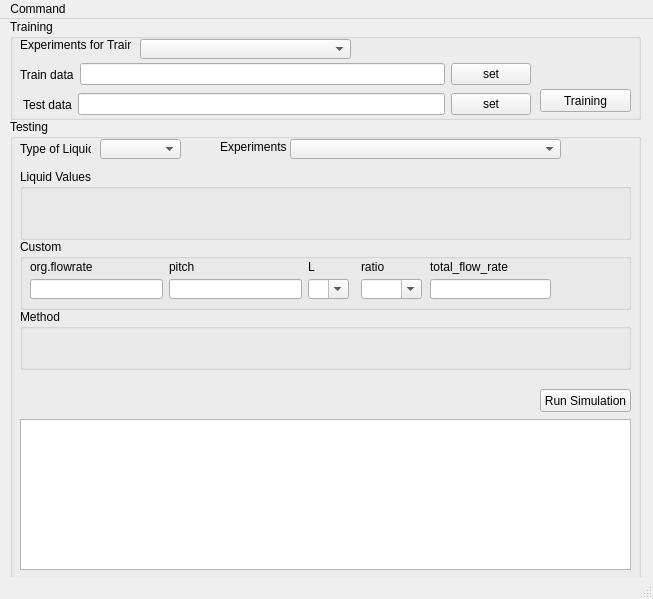
Above: ui_qt/main.ui from YaYuChiang/BiphasicFlowClassifier before the change. Below: the same form after it.
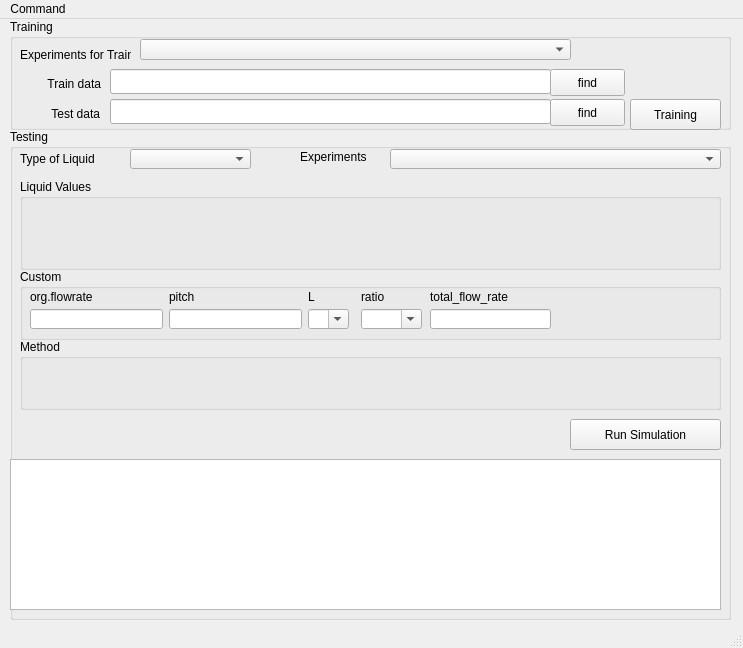
That is the form after the change.

```diff
--- a/ui_qt/main.ui
+++ b/ui_qt/main.ui
@@ -6,8 +6,8 @@
    <rect>
     <x>0</x>
     <y>0</y>
-    <width>653</width>
-    <height>599</height>
+    <width>743</width>
+    <height>648</height>
    </rect>
   </property>
   <property name="windowTitle">
@@ -18,9 +18,9 @@
     <property name="geometry">
      <rect>
       <x>10</x>
-      <y>100</y>
-      <width>631</width>
-      <height>461</height>
+      <y>110</y>
+      <width>721</width>
+      <height>491</height>
      </rect>
     </property>
     <property name="title">
@@ -29,10 +29,10 @@
     <widget class="QPushButton" name="pushButton">
      <property name="geometry">
       <rect>
-       <x>530</x>
-       <y>270</y>
-       <width>91</width>
-       <height>23</height>
+       <x>560</x>
+       <y>290</y>
+       <width>151</width>
+       <height>31</height>
       </rect>
      </property>
      <property name="text">
@@ -44,7 +44,7 @@
       <rect>
        <x>10</x>
        <y>20</y>
-       <width>71</width>
+       <width>111</width>
        <height>20</height>
       </rect>
      </property>
@@ -55,15 +55,15 @@
       </sizepolicy>
      </property>
      <property name="text">
-      <string>Type of Liquid?</string>
+      <string>Type of Liquid</string>
      </property>
     </widget>
     <widget class="QGroupBox" name="groupBox">
      <property name="geometry">
       <rect>
        <x>10</x>
-       <y>120</y>
-       <width>611</width>
+       <y>140</y>
+       <width>701</width>
        <height>71</height>
       </rect>
      </property>
@@ -159,7 +159,7 @@
        <rect>
         <x>410</x>
         <y>20</y>
-        <width>101</width>
+        <width>121</width>
         <height>16</height>
        </rect>
       </property>
@@ -213,9 +213,9 @@
     <widget class="QComboBox" name="comboBox_experiment">
      <property name="geometry">
       <rect>
-       <x>280</x>
+       <x>380</x>
        <y>20</y>
-       <width>271</width>
+       <width>331</width>
        <height>20</height>
       </rect>
      </property>
@@ -223,7 +223,7 @@
     <widget class="QLabel" name="label">
      <property name="geometry">
       <rect>
-       <x>210</x>
+       <x>290</x>
        <y>20</y>
        <width>81</width>
        <height>16</height>
@@ -237,9 +237,9 @@
      <property name="geometry">
       <rect>
        <x>10</x>
-       <y>190</y>
-       <width>611</width>
-       <height>61</height>
+       <y>210</y>
+       <width>701</width>
+       <height>71</height>
       </rect>
      </property>
      <property name="title">
@@ -250,8 +250,8 @@
        <rect>
         <x>10</x>
         <y>20</y>
-        <width>591</width>
-        <height>31</height>
+        <width>681</width>
+        <height>41</height>
        </rect>
       </property>
       <layout class="QGridLayout" name="gridLayout_method">
@@ -267,9 +267,9 @@
     <widget class="QComboBox" name="comboBox_type_liquid">
      <property name="geometry">
       <rect>
-       <x>90</x>
+       <x>120</x>
        <y>20</y>
-       <width>81</width>
+       <width>121</width>
        <height>20</height>
       </rect>
      </property>
@@ -283,9 +283,9 @@
     <widget class="QTextEdit" name="textEdit_res">
      <property name="geometry">
       <rect>
-       <x>10</x>
-       <y>300</y>
-       <width>611</width>
+       <x>0</x>
+       <y>330</y>
+       <width>711</width>
        <height>151</height>
       </rect>
      </property>
@@ -295,8 +295,8 @@
       <rect>
        <x>10</x>
        <y>50</y>
-       <width>611</width>
-       <height>71</height>
+       <width>701</width>
+       <height>91</height>
       </rect>
      </property>
      <property name="title">
@@ -307,8 +307,8 @@
        <rect>
         <x>10</x>
         <y>20</y>
-        <width>591</width>
-        <height>47</height>
+        <width>681</width>
+        <height>61</height>
        </rect>
       </property>
       <layout class="QGridLayout" name="gridLayout_liquid_vals"/>
@@ -320,102 +320,18 @@
      <rect>
       <x>10</x>
       <y>0</y>
-      <width>631</width>
-      <height>101</height>
+      <width>721</width>
+      <height>111</height>
      </rect>
     </property>
     <property name="title">
      <string>Training</string>
     </property>
-    <widget class="QWidget" name="layoutWidget">
-     <property name="geometry">
-      <rect>
-       <x>10</x>
-       <y>40</y>
-       <width>511</width>
-       <height>31</height>
-      </rect>
-     </property>
-     <layout class="QHBoxLayout" name="horizontalLayout_3">
-      <item>
-       <widget class="QLabel" name="label_11">
-        <property name="text">
-         <string>Train data</string>
-        </property>
-       </widget>
-      </item>
-      <item>
-       <widget class="QLineEdit" name="lineEdit_trainPath">
-        <property name="sizePolicy">
-         <sizepolicy hsizetype="Preferred" vsizetype="Fixed">
-          <horstretch>1</horstretch>
-          <verstretch>0</verstretch>
-         </sizepolicy>
-        </property>
-       </widget>
-      </item>
-      <item>
-       <widget class="QPushButton" name="pushButton_setTrainPath">
-        <property name="sizePolicy">
-         <sizepolicy hsizetype="Minimum" vsizetype="Fixed">
-          <horstretch>0</horstretch>
-          <verstretch>0</verstretch>
-         </sizepolicy>
-        </property>
-        <property name="text">
-         <string>set</string>
-        </property>
-       </widget>
-      </item>
-     </layout>
-    </widget>
-    <widget class="QWidget" name="layoutWidget">
-     <property name="geometry">
-      <rect>
-       <x>10</x>
-       <y>70</y>
-       <width>511</width>
-       <height>31</height>
-      </rect>
-     </property>
-     <layout class="QHBoxLayout" name="horizontalLayout_5">
-      <item>
-       <widget class="QLabel" name="label_12">
-        <property name="text">
-         <string> Test data</string>
-        </property>
-       </widget>
-      </item>
-      <item>
-       <widget class="QLineEdit" name="lineEdit_testPath">
-        <property name="sizePolicy">
-         <sizepolicy hsizetype="Preferred" vsizetype="Fixed">
-          <horstretch>1</horstretch>
-          <verstretch>0</verstretch>
-         </sizepolicy>
-        </property>
-       </widget>
-      </item>
-      <item>
-       <widget class="QPushButton" name="pushButton_setTestPath">
-        <property name="sizePolicy">
-         <sizepolicy hsizetype="Minimum" vsizetype="Fixed">
-          <horstretch>0</horstretch>
-          <verstretch>0</verstretch>
-         </sizepolicy>
-        </property>
-        <property name="text">
-         <string>set</string>
-        </property>
-       </widget>
-      </item>
-     </layout>
-    </widget>
     <widget class="QLabel" name="label_5">
      <property name="geometry">
       <rect>
        <x>10</x>
-       <y>10</y>
+       <y>20</y>
        <width>111</width>
        <height>31</height>
       </rect>
@@ -429,18 +345,18 @@
       <rect>
        <x>130</x>
        <y>20</y>
-       <width>211</width>
-       <height>20</height>
+       <width>431</width>
+       <height>21</height>
       </rect>
      </property>
     </widget>
     <widget class="QPushButton" name="pushButton_training">
      <property name="geometry">
       <rect>
-       <x>530</x>
-       <y>70</y>
+       <x>620</x>
+       <y>80</y>
        <width>91</width>
-       <height>23</height>
+       <height>31</height>
       </rect>
      </property>
      <property name="sizePolicy">
@@ -453,6 +369,108 @@
       <string>Training</string>
      </property>
     </widget>
+    <widget class="QPushButton" name="pushButton_setTestPath">
+     <property name="geometry">
+      <rect>
+       <x>540</x>
+       <y>80</y>
+       <width>75</width>
+       <height>27</height>
+      </rect>
+     </property>
+     <property name="sizePolicy">
+      <sizepolicy hsizetype="Minimum" vsizetype="Fixed">
+       <horstretch>0</horstretch>
+       <verstretch>0</verstretch>
+      </sizepolicy>
+     </property>
+     <property name="text">
+      <string>find</string>
+     </property>
+    </widget>
+    <widget class="QLineEdit" name="lineEdit_testPath">
+     <property name="geometry">
+      <rect>
+       <x>100</x>
+       <y>80</y>
+       <width>441</width>
+       <height>25</height>
+      </rect>
+     </property>
+     <property name="sizePolicy">
+      <sizepolicy hsizetype="Preferred" vsizetype="Fixed">
+       <horstretch>1</horstretch>
+       <verstretch>0</verstretch>
+      </sizepolicy>
+     </property>
+    </widget>
+    <widget class="QLabel" name="label_12">
+     <property name="geometry">
+      <rect>
+       <x>9</x>
+       <y>80</y>
+       <width>81</width>
+       <height>29</height>
+      </rect>
+     </property>
+     <property name="text">
+      <string>Test data</string>
+     </property>
+     <property name="alignment">
+      <set>Qt::AlignRight|Qt::AlignTrailing|Qt::AlignVCenter</set>
+     </property>
+    </widget>
+    <widget class="QLabel" name="label_11">
+     <property name="geometry">
+      <rect>
+       <x>10</x>
+       <y>50</y>
+       <width>81</width>
+       <height>29</height>
+      </rect>
+     </property>
+     <property name="text">
+      <string>Train data</string>
+     </property>
+     <property name="alignment">
+      <set>Qt::AlignRight|Qt::AlignTrailing|Qt::AlignVCenter</set>
+     </property>
+    </widget>
+    <widget class="QLineEdit" name="lineEdit_trainPath">
+     <property name="geometry">
+      <rect>
+       <x>100</x>
+       <y>50</y>
+       <width>441</width>
+       <height>25</height>
+      </rect>
+     </property>
+     <property name="sizePolicy">
+      <sizepolicy hsizetype="Preferred" vsizetype="Fixed">
+       <horstretch>1</horstretch>
+       <verstretch>0</verstretch>
+      </sizepolicy>
+     </property>
+    </widget>
+    <widget class="QPushButton" name="pushButton_setTrainPath">
+     <property name="geometry">
+      <rect>
+       <x>540</x>
+       <y>50</y>
+       <width>75</width>
+       <height>27</height>
+      </rect>
+     </property>
+     <property name="sizePolicy">
+      <sizepolicy hsizetype="Minimum" vsizetype="Fixed">
+       <horstretch>0</horstretch>
+       <verstretch>0</verstretch>
+      </sizepolicy>
+     </property>
+     <property name="text">
+      <string>find</string>
+     </property>
+    </widget>
    </widget>
   </widget>
   <widget class="QMenuBar" name="menubar">
@@ -460,7 +478,7 @@
     <rect>
      <x>0</x>
      <y>0</y>
-     <width>653</width>
+     <width>743</width>
      <height>21</height>
     </rect>
    </property>
```
